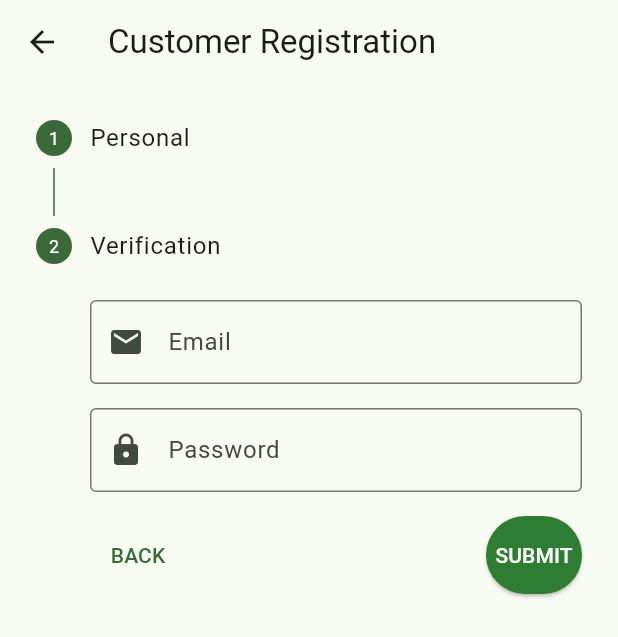
After one commit to tanishq-2208/F2F_Test, a Flutter app: the CustomerRegistrationScreen screen opened directly, after a tap on "NEXT", on a phone screen of 412 x 824 dp. The commit adds this screen. Shown: the top 637 px of the screen. Run offline on Flutter 3.47's test engine with Material 3 defaults, Android fonts, the light colour scheme and no system bars; our stand-ins replace file_picker, firebase_core, geolocator, smooth_page_indicator; accounts and stored records are empty; network calls fail.

Commit message:
Implemented Customer Registration

```diff
--- a/f2f/lib/main.dart
+++ b/f2f/lib/main.dart
@@ -3,6 +3,9 @@ import 'package:f2f/screens/home_screen.dart';
 import 'package:f2f/screens/my_orders_screen.dart';
 import 'package:f2f/screens/upload_items_screen.dart';
 import 'package:f2f/screens/welcome_screen.dart';
+import 'package:f2f/screens/customer_registration_screen.dart';
+import 'package:f2f/screens/home_screen.dart';
+import 'package:f2f/screens/registration_screen.dart';
 import 'package:flutter/material.dart';
 import 'screens/landing_screen.dart';
 import 'screens/products_page.dart';
@@ -43,7 +46,6 @@ class MyApp extends StatelessWidget {
         '/upload_items': (context) => const UploadItemsScreen(),
       },
       home: const WelcomeScreen(),
-      //wel
     );
   }
 }
--- /dev/null
+++ b/f2f/lib/screens/customer_registration_screen.dart
@@ -0,0 +1,157 @@
+import 'package:flutter/material.dart';
+
+class CustomerRegistrationScreen extends StatefulWidget {
+  const CustomerRegistrationScreen({Key? key}) : super(key: key);
+
+  @override
+  State<CustomerRegistrationScreen> createState() => _CustomerRegistrationScreenState();
+}
+
+class _CustomerRegistrationScreenState extends State<CustomerRegistrationScreen> {
+  final _formKey = GlobalKey<FormState>();
+  final Map<String, dynamic> _formData = {};
+  int _currentStep = 0;
+
+  List<Step> get _steps => [
+    Step(
+      title: const Text('Personal'),
+      content: _buildPersonalDetails(),
+      isActive: _currentStep >= 0,
+    ),
+    Step(
+      title: const Text('Verification'),
+      content: _buildVerificationDetails(),
+      isActive: _currentStep >= 1,
+    ),
+  ];
+
+  @override
+  Widget build(BuildContext context) {
+    return Scaffold(
+      appBar: AppBar(title: const Text('Customer Registration')),
+      body: Form(
+        key: _formKey,
+        child: Stepper(
+          currentStep: _currentStep,
+          steps: _steps,
+          onStepContinue: _continue,
+          onStepCancel: _cancel,
+          controlsBuilder: _buildControls,
+        ),
+      ),
+    );
+  }
+
+  Widget _buildPersonalDetails() {
+    return Column(
+      children: [
+        TextFormField(
+          decoration: const InputDecoration(
+            labelText: 'Full Name',
+            prefixIcon: Icon(Icons.person),
+            border: OutlineInputBorder(),
+          ),
+          validator: (value) => value?.isEmpty ?? true ? 'Please enter your full name' : null,
+          onSaved: (value) => _formData['Full Name'] = value,
+        ),
+        const SizedBox(height: 16),
+        TextFormField(
+          decoration: const InputDecoration(
+            labelText: 'Phone Number',
+            prefixIcon: Icon(Icons.phone),
+            border: OutlineInputBorder(),
+          ),
+          keyboardType: TextInputType.phone,
+          validator: (value) => value?.isEmpty ?? true ? 'Please enter your phone number' : null,
+          onSaved: (value) => _formData['Phone Number'] = value,
+        ),
+      ],
+    );
+  }
+
+  Widget _buildVerificationDetails() {
+    return Column(
+      children: [
+        TextFormField(
+          decoration: const InputDecoration(
+            labelText: 'Email',
+            prefixIcon: Icon(Icons.email),
+            border: OutlineInputBorder(),
+          ),
+          keyboardType: TextInputType.emailAddress,
+          validator: (value) {
+            if (value?.isEmpty ?? true) {
+              return 'Please enter your email';
+            }
+            if (!RegExp(r'^[\w-\.]+@([\w-]+\.)+[\w-]{2,4}$').hasMatch(value!)) {
+              return 'Please enter a valid email';
+            }
+            return null;
+          },
+          onSaved: (value) => _formData['Email'] = value,
+        ),
+        const SizedBox(height: 16),
+        TextFormField(
+          decoration: const InputDecoration(
+            labelText: 'Password',
+            prefixIcon: Icon(Icons.lock),
+            border: OutlineInputBorder(),
+          ),
+          obscureText: true,
+          validator: (value) {
+            if (value?.isEmpty ?? true) {
+              return 'Please enter a password';
+            }
+            if (value!.length < 6) {
+              return 'Password must be at least 6 characters';
+            }
+            return null;
+          },
+          onSaved: (value) => _formData['Password'] = value,
+        ),
+      ],
+    );
+  }
+
+  Widget _buildControls(BuildContext context, ControlsDetails details) {
+    return Padding(
+      padding: const EdgeInsets.symmetric(vertical: 16.0),
+      child: Row(
+        children: [
+          if (_currentStep != 0)
+            TextButton(
+              onPressed: details.onStepCancel,
+              child: const Text('BACK'),
+            ),
+          const Spacer(),
+          ElevatedButton(
+            onPressed: details.onStepContinue,
+            child: Text(_currentStep == _steps.length - 1 ? 'SUBMIT' : 'NEXT'),
+          ),
+        ],
+      ),
+    );
+  }
+
+  void _continue() {
+    if (_currentStep < _steps.length - 1) {
+      setState(() => _currentStep += 1);
+    } else {
+      _submitForm();
+    }
+  }
+
+  void _cancel() {
+    if (_currentStep > 0) {
+      setState(() => _currentStep -= 1);
+    }
+  }
+
+  void _submitForm() {
+    if (_formKey.currentState!.validate()) {
+      _formKey.currentState!.save();
+      // Handle form submission with all collected data
+      print(_formData); // For testing, replace with actual submission logic
+    }
+  }
+}
--- a/f2f/pubspec.yaml
+++ b/f2f/pubspec.yaml
@@ -42,6 +42,7 @@ dependencies:
   smooth_page_indicator: ^1.1.0
   intl: ^0.20.2
   firebase_data_connect: ^0.1.0
+  firebase_core: ^3.12.1
 
 dev_dependencies:
   flutter_test:
```
Also changed, not shown: f2f/lib/screens/upload_items_screen.dart (+4 -31 lines), f2f/pubspec.lock.
